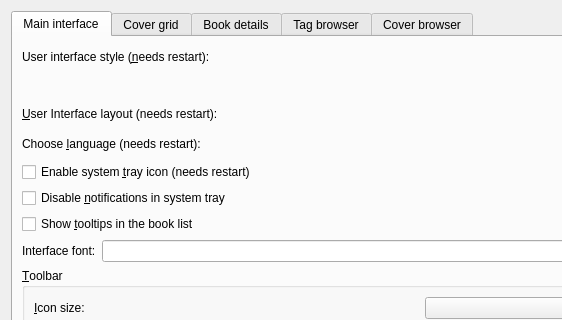
Old version of the form src/calibre/gui2/preferences/look_feel.ui in the repository kovidgoyal/calibre; both pictures show x 0 to 562 and y 0 to 320 of the 843 by 546 pixel window.
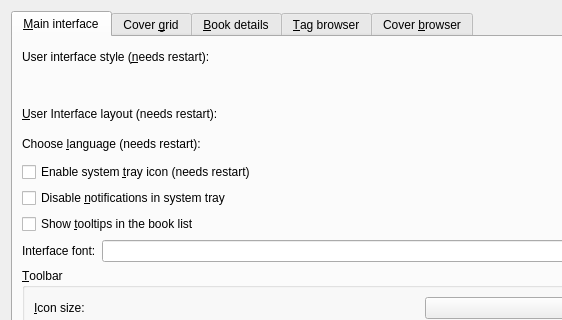
New version of the form. Icons and pictures are not drawn. Custom widgets are drawn as their Qt base class.

What changed in the file:
```diff
--- a/src/calibre/gui2/preferences/look_feel.ui
+++ b/src/calibre/gui2/preferences/look_feel.ui
@@ -25,7 +25,7 @@
         <normaloff>:/images/lt.png</normaloff>:/images/lt.png</iconset>
       </attribute>
       <attribute name="title">
-       <string>Main interface</string>
+       <string>&amp;Main interface</string>
       </attribute>
       <layout class="QGridLayout" name="gridLayout_9">
        <item row="9" column="0">
@@ -250,7 +250,7 @@
         <normaloff>:/images/grid.png</normaloff>:/images/grid.png</iconset>
       </attribute>
       <attribute name="title">
-       <string>Cover grid</string>
+       <string>Cover &amp;grid</string>
       </attribute>
       <layout class="QVBoxLayout" name="verticalLayout">
        <item>
@@ -665,7 +665,7 @@
         <normaloff>:/images/book.png</normaloff>:/images/book.png</iconset>
       </attribute>
       <attribute name="title">
-       <string>Book details</string>
+       <string>&amp;Book details</string>
       </attribute>
       <layout class="QGridLayout" name="gridLayout_12">
        <item row="3" column="1">
@@ -823,7 +823,7 @@
         <normaloff>:/images/tags.png</normaloff>:/images/tags.png</iconset>
       </attribute>
       <attribute name="title">
-       <string>Tag browser</string>
+       <string>&amp;Tag browser</string>
       </attribute>
       <layout class="QFormLayout" name="formLayout">
        <property name="fieldGrowthPolicy">
@@ -976,7 +976,7 @@
         <normaloff>:/images/cover_flow.png</normaloff>:/images/cover_flow.png</iconset>
       </attribute>
       <attribute name="title">
-       <string>Cover browser</string>
+       <string>Cover &amp;browser</string>
       </attribute>
       <layout class="QGridLayout" name="gridLayout_11">
        <item row="5" column="1">
```
